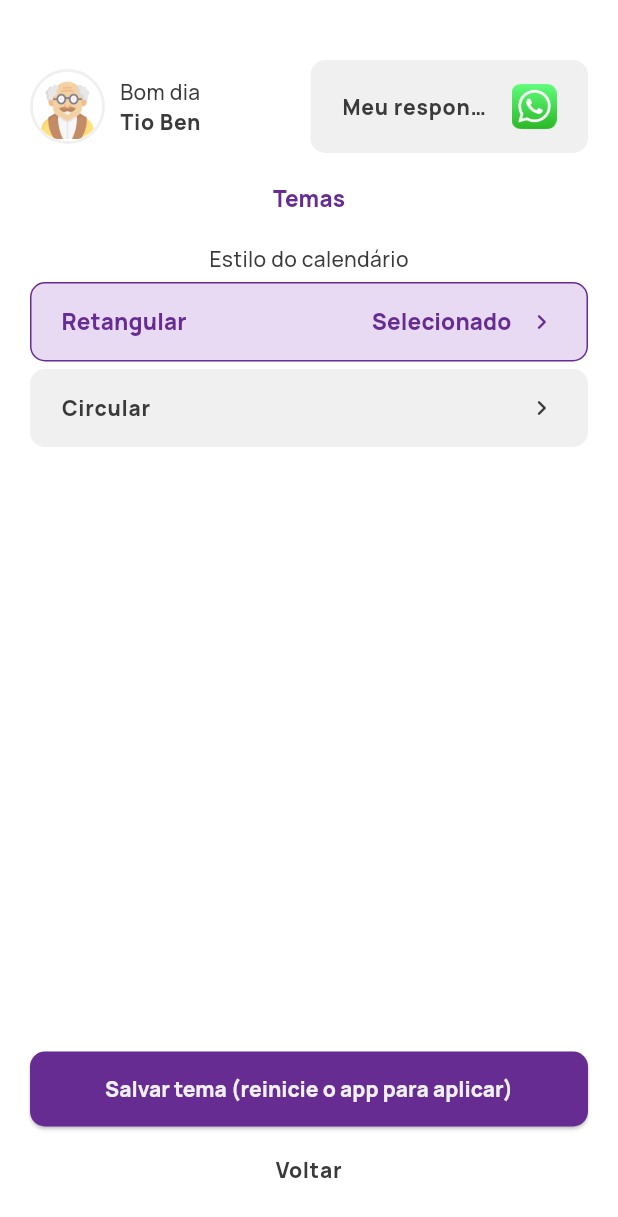
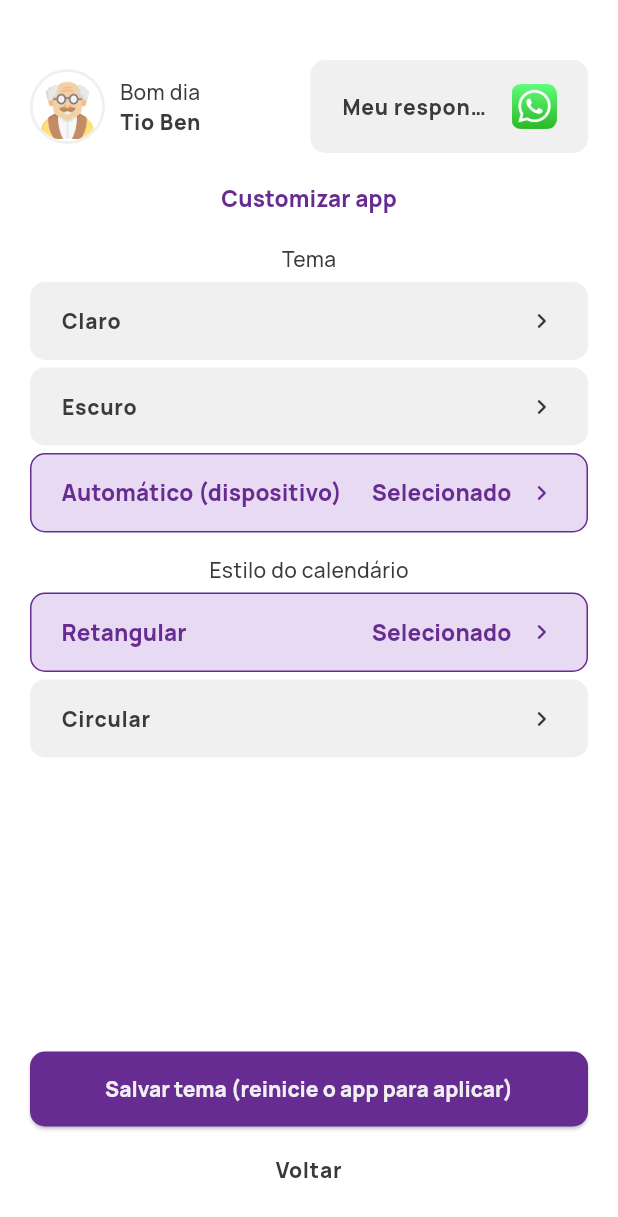
Before and after one commit to davidcbrl/medicine-app, a Flutter app: the ThemePage screen opened by its route, on a phone screen of 412 x 824 dp. Shown: the top 1217 px of the screen. Run offline on Flutter 3.47's test engine with Material 3 defaults, Android fonts, the light colour scheme and no system bars; our stand-ins replace device_info_plus, dio, flutter_calendar_carousel, flutter_local_notifications, flutter_native_timezone, get and 5 more; missing offline and left inert: aws_client; accounts and stored records are empty.

Commit message:
Dark mode with setting switch

```diff
--- a/lib/controllers/setting_controller.dart
+++ b/lib/controllers/setting_controller.dart
@@ -1,8 +1,25 @@
+import 'package:flutter/material.dart';
 import 'package:get/get.dart';
 import 'package:medicine/providers/storage_provider.dart';
 
 class SettingController extends GetxController {
-  var loading = false.obs;
+  @override
+  onInit() {
+    super.onInit();
+    WidgetsBinding.instance.addPostFrameCallback((_) {
+      String theme = get(name: 'theme');
+      switch (theme) {
+        case 'ThemeMode.light':
+          Get.changeThemeMode(ThemeMode.light);
+          break;
+        case 'ThemeMode.dark':
+          Get.changeThemeMode(ThemeMode.dark);
+          break;
+        default:
+          Get.changeThemeMode(ThemeMode.system);
+      }
+    });
+  }
 
   String get({required String name}) {
     String value = StorageProvider.readJson(key: 'setting.$name');
--- a/lib/pages/theme/theme_page.dart
+++ b/lib/pages/theme/theme_page.dart
@@ -34,11 +34,57 @@ class _ThemePageState extends State<ThemePage> {
             child: Column(
               children: [
                 Text(
-                  'Temas',
+                  'Customizar app',
                   style: Theme.of(context).textTheme.titleSmall,
                 ),
                 const SizedBox(
                   height: 20,
+                ),
+                Text(
+                  'Tema',
+                  style: Theme.of(context).textTheme.bodyMedium,
+                ),
+                const SizedBox(
+                  height: 5,
+                ),
+                CustomSelectItemWidget(
+                  label: 'Claro',
+                  selected: settingController.get(name: 'theme').isNotEmpty && settingController.get(name: 'theme') == 'ThemeMode.light',
+                  onPressed: () {
+                    Get.changeThemeMode(ThemeMode.light);
+                    settingController.set(name: 'theme', value: ThemeMode.light.toString());
+                    setState(() {});
+                  },
+                ),
+                const SizedBox(
+                  height: 5,
+                ),
+                CustomSelectItemWidget(
+                  label: 'Escuro',
+                  selected: settingController.get(name: 'theme').isNotEmpty && settingController.get(name: 'theme') == 'ThemeMode.dark',
+                  onPressed: () {
+                    Get.changeThemeMode(ThemeMode.dark);
+                    settingController.set(name: 'theme', value: ThemeMode.dark.toString());
+                    setState(() {});
+                  },
+                ),
+                const SizedBox(
+                  height: 5,
+                ),
+                CustomSelectItemWidget(
+                  label: 'Automático (dispositivo)',
+                  selected: settingController.get(name: 'theme').isEmpty || settingController.get(name: 'theme') == 'ThemeMode.system',
+                  onPressed: () {
+                    Get.changeThemeMode(ThemeMode.system);
+                    settingController.set(name: 'theme', value: ThemeMode.system.toString());
+                    setState(() {});
+                  },
+                ),
+                const SizedBox(
+                  height: 5,
+                ),
+                const SizedBox(
+                  height: 10,
                 ),
                 Text(
                   'Estilo do calendário',
```
Also changed, not shown: lib/main.dart (+45 -0 lines).
